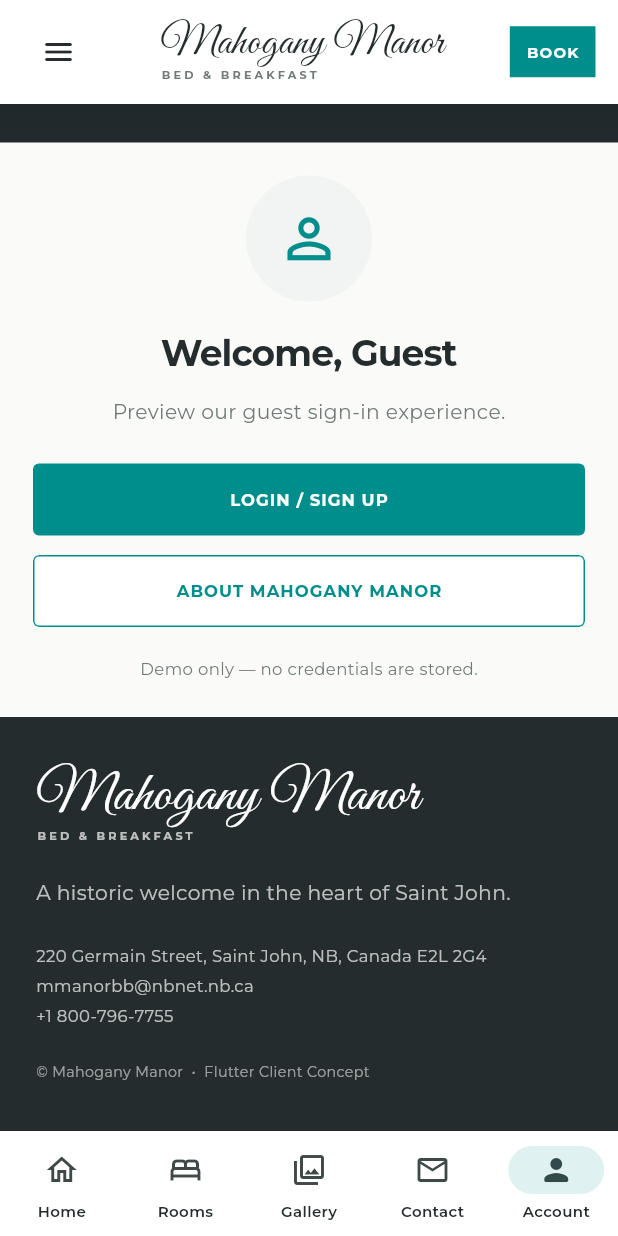
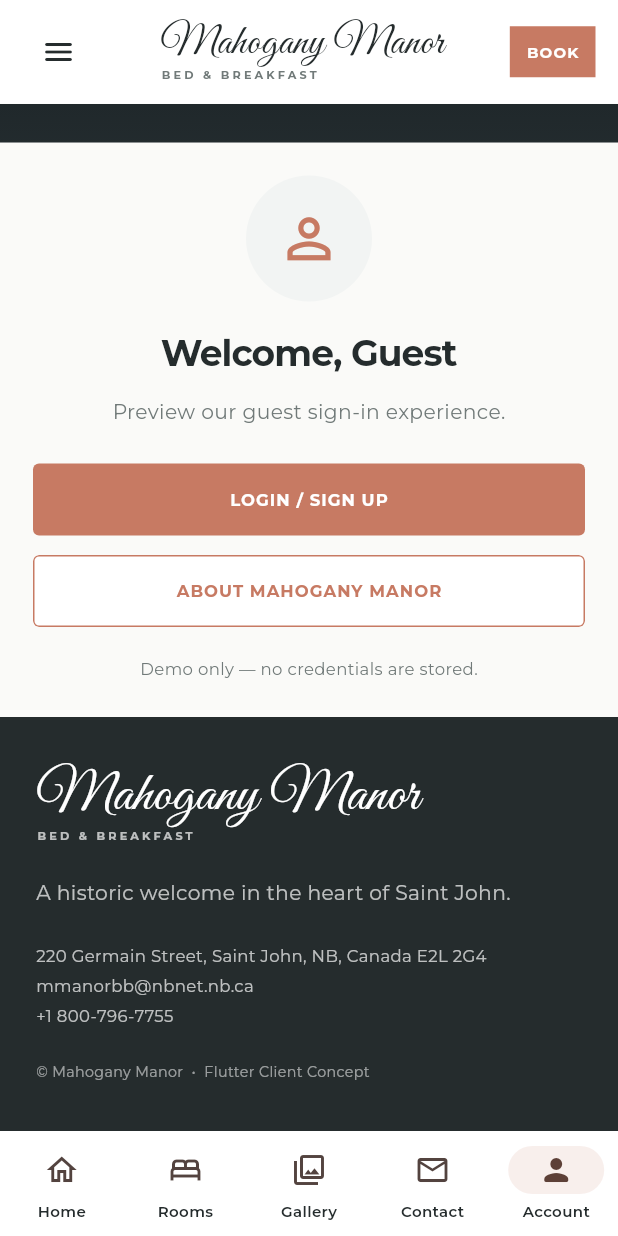
Before and after one commit to MohdKabir958/Manor_flutter_apk, a Flutter app: the screen it shows after launch, item 5 of the bottom bar chosen, scrolled down 154 dp, on a phone screen of 412 x 824 dp. Run offline on Flutter 3.47's test engine with Material 3 defaults, Android fonts, the phone set to English and light mode, and no system bars; our stand-ins replace google_fonts; network calls fail.

Commit message:
Match brand button color #C77A63 and bundle Silhouette room photo

```diff
--- a/lib/manor_data.dart
+++ b/lib/manor_data.dart
@@ -9,7 +9,8 @@ class ManorImages {
   static const bedroomRose = 'https://content.skyscnr.com/available/2123884335/2123884335_WxH.jpg';
   static const dining = 'https://dynamic-media-cdn.tripadvisor.com/media/photo-o/19/4e/76/ad/photo1jpg.jpg?h=-1&s=1&w=1200';
   static const reading = 'https://dynamic-media-cdn.tripadvisor.com/media/photo-o/1b/23/81/8b/mahogany-manor-bed-and.jpg?h=-1&s=1&w=700';
-  static const gallery = [exterior, bedroomBay, dining, bedroomBlue, bedroomRose, reading];
+  static const silhouette = 'assets/images/silhouette.jpg';
+  static const gallery = [exterior, silhouette, bedroomBay, dining, bedroomBlue, bedroomRose, reading];
 }
 
 class ManorRoom {
@@ -18,7 +19,7 @@ class ManorRoom {
   const ManorRoom({required this.name,required this.category,required this.subtitle,required this.description,required this.bed,required this.image,required this.slug,required this.sampleRate});
 }
 const allRooms=<ManorRoom>[
- ManorRoom(name:'Silhouette',category:'Standard',slug:'silhouette',sampleRate:130,bed:'Queen four-poster bed',image:ManorImages.bedroomRose,subtitle:'A haven of quiet and antique charm',
+ ManorRoom(name:'Silhouette',category:'Standard',slug:'silhouette',sampleRate:130,bed:'Queen four-poster bed',image:ManorImages.silhouette,subtitle:'A haven of quiet and antique charm',
  description:'The antique four-poster mahogany queen-sized bed is the focal point, creating an intimate haven. Silhouette takes its name from the north-facing double windows and the changing play of natural light throughout the day. The room has a private ensuite bathroom with shower.'),
  ManorRoom(name:'Garden Chamber',category:'Standard',slug:'garden-chamber',sampleRate:130,bed:'Queen bed',image:ManorImages.bedroomBlue,subtitle:'Sunlight, garden views and timeless character',
  description:'Gleaming hardwood floors and sunlight filtered through a mature maple tree welcome you to the Garden Chamber. Antique mahogany furniture surrounds a comfortable queen-sized bed. The private ensuite shower features a custom-designed ceramic tile floor.'),
--- a/lib/manor_style.dart
+++ b/lib/manor_style.dart
@@ -4,8 +4,8 @@ import 'manor_data.dart';
 
 abstract final class ManorStyle {
   static const dark=Color(0xFF252C2D);
-  static const teal=Color(0xFF008E8C);
-  static const tealDeep=Color(0xFF006C6B);
+  static const teal=Color(0xFFC77A63);
+  static const tealDeep=Color(0xFFA55D49);
   static const paper=Color(0xFFFAFAF8);
   static const pale=Color(0xFFF2F4F3);
   static const line=Color(0xFFE4E7E5);
@@ -32,9 +32,13 @@ class ManorPhoto extends StatelessWidget {
   final String url;final double? height;final BorderRadius? radius;final BoxFit fit;
   const ManorPhoto({super.key,required this.url,this.height,this.radius,this.fit=BoxFit.cover});
   @override Widget build(BuildContext context){
-    final view=SizedBox(height:height,width:double.infinity,child:Image.network(url,fit:fit,
-     loadingBuilder:(c,child,progress)=>progress==null?child:Container(color:ManorStyle.pale,alignment:Alignment.center,child:const CircularProgressIndicator(strokeWidth:2,color:ManorStyle.teal)),
-     errorBuilder:(_,__,___)=>Container(color:ManorStyle.dark,alignment:Alignment.center,child:const Icon(Icons.bedroom_parent_outlined,size:56,color:Colors.white70))));
+    Widget errorPhoto()=>Container(color:ManorStyle.dark,alignment:Alignment.center,child:const Icon(Icons.bedroom_parent_outlined,size:56,color:Colors.white70));
+    final Widget picture=url.startsWith('assets/')
+      ? Image.asset(url,fit:fit,errorBuilder:(_,__,___)=>errorPhoto())
+      : Image.network(url,fit:fit,
+         loadingBuilder:(c,child,progress)=>progress==null?child:Container(color:ManorStyle.pale,alignment:Alignment.center,child:const CircularProgressIndicator(strokeWidth:2,color:ManorStyle.teal)),
+         errorBuilder:(_,__,___)=>errorPhoto());
+    final view=SizedBox(height:height,width:double.infinity,child:picture);
     return ClipRRect(borderRadius:radius??BorderRadius.zero,child:view);
   }
 }
--- a/pubspec.yaml
+++ b/pubspec.yaml
@@ -1,7 +1,7 @@
 name: mahogany_manor_prototype
 description: Premium Mahogany Manor Bed and Breakfast Flutter client prototype
 publish_to: none
-version: 1.1.0+2
+version: 1.1.1+3
 environment:
   sdk: '>=3.5.0 <4.0.0'
 dependencies:
@@ -10,3 +10,5 @@ dependencies:
   google_fonts: ^6.2.1
 flutter:
   uses-material-design: true
+  assets:
+    - assets/images/silhouette.jpg
```
Also changed, not shown: assets/images/silhouette.jpg (added).
